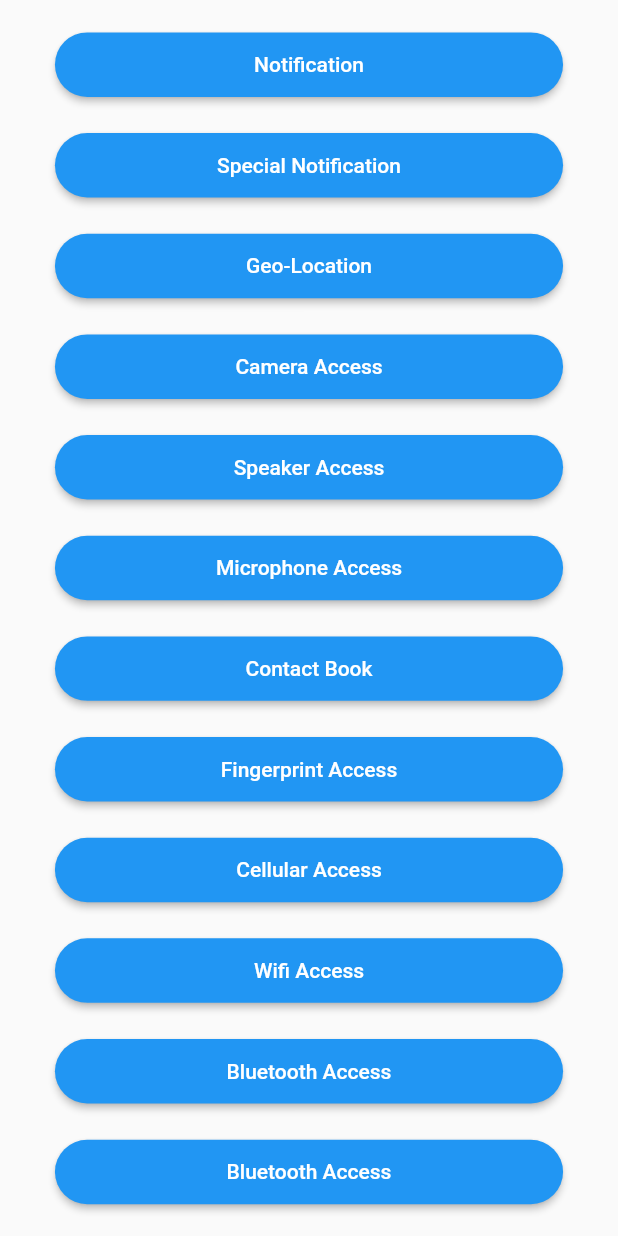
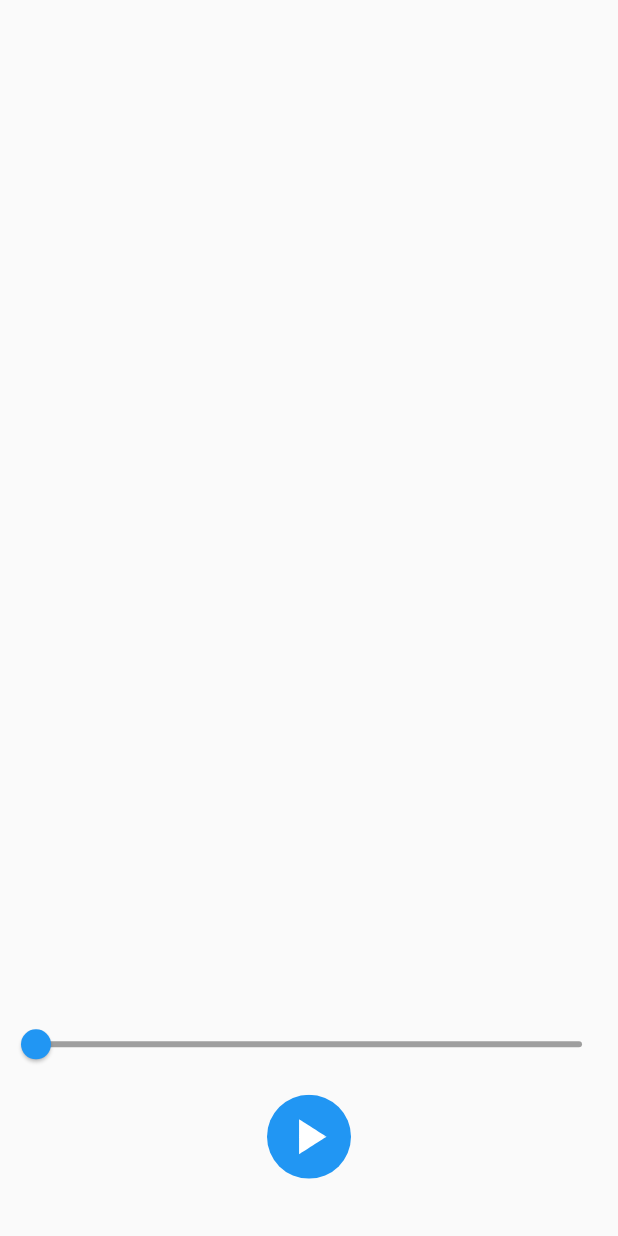
Before and after one commit to fakhrymubarak/flutter-fundamental-features, a Flutter app: the screen it shows after launch, after a tap on "Speaker Access", on a phone screen of 412 x 824 dp. Run offline on Flutter 3.47's test engine with Material 2 defaults, Android fonts, the phone set to English and light mode, and no system bars; our stand-ins replace audioplayers, camera, flutter_local_notifications, flutter_screenutil, geolocator, get and 1 more.

Commit message:
feat: speaker access

```diff
--- a/lib/routes/routes.dart
+++ b/lib/routes/routes.dart
@@ -1,5 +1,6 @@
 import 'package:get/get_navigation/src/routes/get_route.dart';
 import 'package:rpl_apps_flutter/routes/binding/camera_binding.dart';
+import 'package:rpl_apps_flutter/views/audio_page.dart';
 import 'package:rpl_apps_flutter/views/camera_page.dart';
 import 'package:rpl_apps_flutter/views/geo_locator_page.dart';
 import 'package:rpl_apps_flutter/views/home_page.dart';
@@ -15,8 +16,14 @@ class Routes {
       binding: GeoLocatorBinding(),
     ),
     GetPage(
-        name: '/camera',
-        page: () => const CameraPage(),
-        binding: CameraBinding()),
+      name: '/camera',
+      page: () => const CameraPage(),
+      binding: CameraBinding(),
+    ),
+    GetPage(
+      name: '/audio',
+      page: () => const AudioPage(
+          url: "https://filesamples.com/samples/audio/mp3/sample1.mp3"),
+    ),
   ];
 }
--- /dev/null
+++ b/lib/views/audio_page.dart
@@ -0,0 +1,154 @@
+import 'package:audioplayers/audioplayers.dart';
+import 'package:flutter/material.dart';
+import 'package:flutter_screenutil/flutter_screenutil.dart';
+
+class AudioPage extends StatefulWidget {
+  final String url;
+  final bool isAsset;
+
+  const AudioPage({
+    Key? key,
+    required this.url,
+    this.isAsset = false,
+  }) : super(key: key);
+
+  @override
+  _AudioPageState createState() => _AudioPageState();
+}
+
+class _AudioPageState extends State<AudioPage> with TickerProviderStateMixin {
+  late AudioPlayer _audioPlayer;
+  late AudioCache _audioCache;
+  PlayerState _playerState = PlayerState.STOPPED;
+
+  bool get _isPlaying => _playerState == PlayerState.PLAYING;
+
+  bool get _isLocal => !widget.url.contains('https');
+
+  late AnimationController _animationIconController;
+  Duration _duration = const Duration();
+  Duration _position = const Duration();
+
+  @override
+  void initState() {
+    _audioPlayer = AudioPlayer(mode: PlayerMode.MEDIA_PLAYER);
+    _audioCache = AudioCache(fixedPlayer: _audioPlayer);
+    _audioPlayer.onPlayerError.listen((msg) {
+      print('audioPlayer error : $msg');
+      setState(() {
+        _playerState = PlayerState.STOPPED;
+      });
+    });
+
+    _audioPlayer.onDurationChanged.listen((Duration d) {
+      setState(() => _duration = d);
+    });
+
+    _audioPlayer.onAudioPositionChanged.listen((Duration p) {
+      setState(() => _position = p);
+    });
+
+    _animationIconController = AnimationController(
+      vsync: this,
+      duration: const Duration(milliseconds: 750),
+      reverseDuration: const Duration(milliseconds: 750),
+    );
+
+    super.initState();
+  }
+
+  @override
+  void dispose() {
+    _audioPlayer.dispose();
+    super.dispose();
+  }
+
+  _playPause() async {
+    if (_playerState == PlayerState.PLAYING) {
+      final playerResult = await _audioPlayer.pause();
+      if (playerResult == 1) {
+        setState(() {
+          _playerState = PlayerState.PAUSED;
+        });
+      }
+    } else if (_playerState == PlayerState.PAUSED) {
+      final playerResult = await _audioPlayer.resume();
+      if (playerResult == 1) {
+        setState(() {
+          _playerState = PlayerState.PLAYING;
+        });
+      }
+    } else {
+      if (widget.isAsset) {
+        _audioPlayer = await _audioCache.play(widget.url);
+        setState(() {
+          _playerState = PlayerState.PLAYING;
+        });
+      } else {
+        final playerResult =
+            await _audioPlayer.play(widget.url, isLocal: _isLocal);
+        if (playerResult == 1) {
+          setState(() {
+            _playerState = PlayerState.PLAYING;
+          });
+        }
+      }
+    }
+  }
+
+  void seekToSecond(int second) {
+    Duration newDuration = Duration(seconds: second);
+    _audioPlayer.seek(newDuration);
+  }
+
+  @override
+  Widget build(BuildContext context) {
+    return Scaffold(
+      body: SafeArea(
+        child: Center(
+          child: Column(
+            mainAxisAlignment: MainAxisAlignment.end,
+            children: <Widget>[
+              Slider(
+                activeColor: Colors.blue,
+                inactiveColor: Colors.grey,
+                value: _position.inSeconds.toDouble(),
+                max: _duration.inSeconds.toDouble(),
+                onChanged: (double value) {
+                  setState(() {
+                    seekToSecond(value.toInt());
+                    value = value;
+                  });
+                },
+              ),
+              SizedBox(height: 8.h),
+              GestureDetector(
+                onTap: () {
+                  _playPause();
+                  _isPlaying
+                      ? _animationIconController.reverse()
+                      : _animationIconController.forward();
+                },
+                child: ClipOval(
+                  child: Container(
+                    color: Colors.blue,
+                    child: Padding(
+                      padding: const EdgeInsets.all(8.0),
+                      child: AnimatedIcon(
+                        icon: AnimatedIcons.play_pause,
+                        size: 40,
+                        progress: _animationIconController,
+                        color: Colors.white,
+                      ),
+                    ),
+                  ),
+                ),
+              ),
+              SizedBox(height: 32.h),
+            ],
+          ),
+        ),
+      ),
+    );
+  }
+}
--- a/lib/views/home_page.dart
+++ b/lib/views/home_page.dart
@@ -81,7 +81,7 @@ class _HomePageState extends State<HomePage> {
                     ElevatedButton(
                       style: buttonPrimaryLarge,
                       onPressed: () {
-                        _incrementCounter();
+                        Get.toNamed('/audio');
                       },
                       child: Padding(
                         padding: EdgeInsets.fromLTRB(20.w, 10.h, 20.w, 10.h),
--- a/pubspec.yaml
+++ b/pubspec.yaml
@@ -52,8 +52,10 @@ dev_dependencies:
   geolocator: ^8.0.1
   location: ^4.3.0
   camera: ^0.9.4+5
-  path_provider:
-  path:
+  path_provider: ^2.0.8
+  path: ^1.8.0
+  audioplayers: ^0.20.1
+  http: ^0.13.3
 # For information on the generic Dart part of this file, see the
 # following page: https://dart.dev/tools/pub/pubspec
 
```
Also changed, not shown: pubspec.lock, 2 other files.
